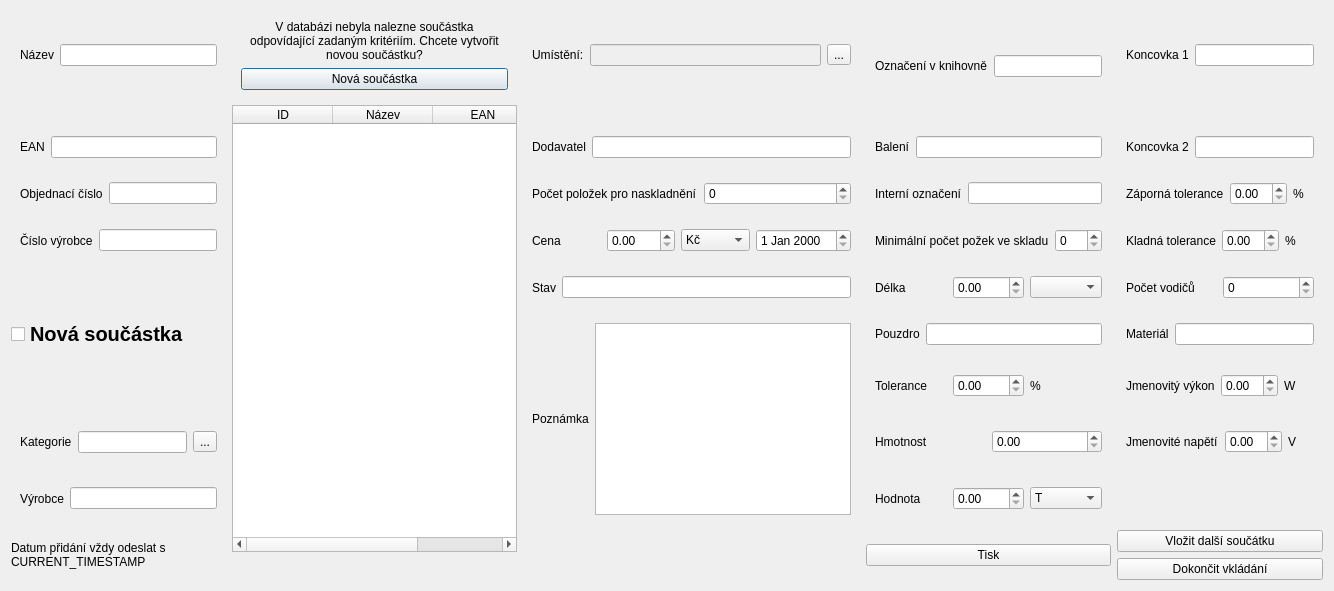
Qt form PPPart/prijem_novy_1.ui (Vcpavel31/PPPart) before a commit.
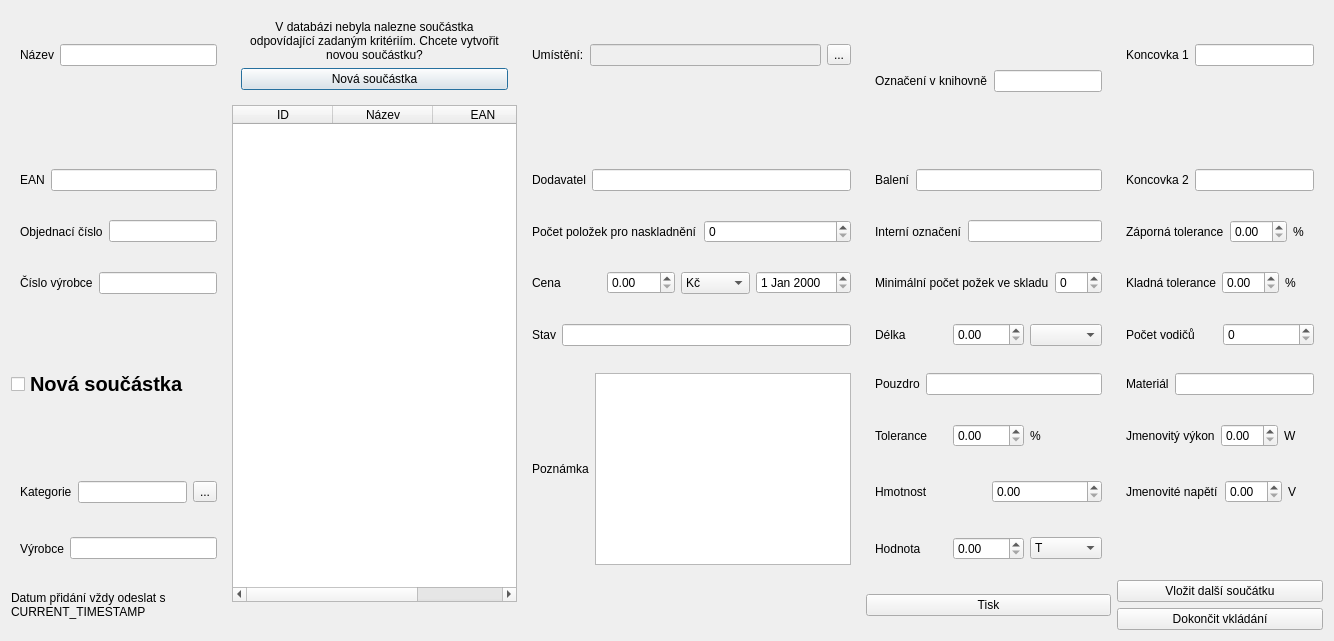
The same form after that commit.

Commit message: Joining multiple versions of UI and C files

What changed in the file:
```diff
--- a/PPPart/prijem_novy_1.ui
+++ b/PPPart/prijem_novy_1.ui
@@ -7,7 +7,7 @@
     <x>0</x>
     <y>0</y>
     <width>1334</width>
-    <height>591</height>
+    <height>641</height>
    </rect>
   </property>
   <property name="windowTitle">
```
Left out of the diff: 2 changed lines with no effect on the pictures. The commit also changes 1 other file.
